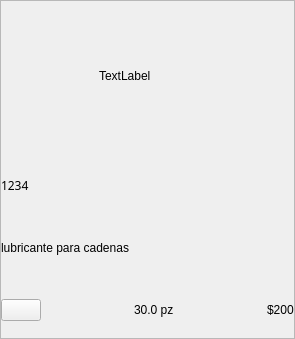
Qt form ui/card_article_widget.ui (saulkali/SirreFacc) before a commit.
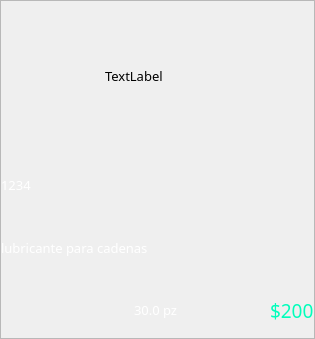
The same form after that commit. Icons and pictures are not drawn.

```diff
--- a/ui/card_article_widget.ui
+++ b/ui/card_article_widget.ui
@@ -6,7 +6,7 @@
    <rect>
     <x>0</x>
     <y>0</y>
-    <width>295</width>
+    <width>315</width>
     <height>339</height>
    </rect>
   </property>
@@ -98,6 +98,12 @@
                 <height>150</height>
                </size>
               </property>
+              <property name="font">
+               <font>
+                <family>Ausion Personal Use</family>
+                <pointsize>10</pointsize>
+               </font>
+              </property>
               <property name="styleSheet">
                <string notr="true">QFrame#frame_root{
 	background:red;
@@ -130,13 +136,14 @@
            <widget class="QLabel" name="label_code_bar">
             <property name="font">
              <font>
-              <family>Futura</family>
+              <family>Ausion Personal Use</family>
+              <pointsize>10</pointsize>
               <italic>false</italic>
               <bold>false</bold>
              </font>
             </property>
             <property name="styleSheet">
-             <string notr="true"/>
+             <string notr="true">color: rgb(255, 255, 255);</string>
             </property>
             <property name="text">
              <string>1234</string>
@@ -148,6 +155,15 @@
           </item>
           <item>
            <widget class="QLabel" name="label_name">
+            <property name="font">
+             <font>
+              <family>Ausion Personal Use</family>
+              <pointsize>10</pointsize>
+             </font>
+            </property>
+            <property name="styleSheet">
+             <string notr="true">color: rgb(255, 255, 255);</string>
+            </property>
             <property name="text">
              <string>lubricante para cadenas</string>
             </property>
@@ -163,6 +179,19 @@
               <property name="text">
                <string/>
               </property>
+              <property name="icon">
+               <iconset resource="resources_qt.qrc">
+                <normaloff>:/main_widget/src/trash_button.png</normaloff>:/main_widget/src/trash_button.png</iconset>
+              </property>
+              <property name="iconSize">
+               <size>
+                <width>80</width>
+                <height>50</height>
+               </size>
+              </property>
+              <property name="flat">
+               <bool>true</bool>
+              </property>
              </widget>
             </item>
             <item>
@@ -180,6 +209,15 @@
             </item>
             <item>
              <widget class="QLabel" name="label_amount">
+              <property name="font">
+               <font>
+                <family>Ausion Personal Use</family>
+                <pointsize>10</pointsize>
+               </font>
+              </property>
+              <property name="styleSheet">
+               <string notr="true">color: rgb(255, 255, 255);</string>
+              </property>
               <property name="text">
                <string>30.0 pz</string>
               </property>
@@ -200,6 +238,15 @@
             </item>
             <item>
              <widget class="QLabel" name="label_price">
+              <property name="font">
+               <font>
+                <family>Ausion Personal Use Extra</family>
+                <pointsize>14</pointsize>
+               </font>
+              </property>
+              <property name="styleSheet">
+               <string notr="true">color: rgb(0, 254, 187);</string>
+              </property>
               <property name="text">
                <string>$200</string>
               </property>
```
Left out of the diff: 86 changed lines with no effect on the pictures.
